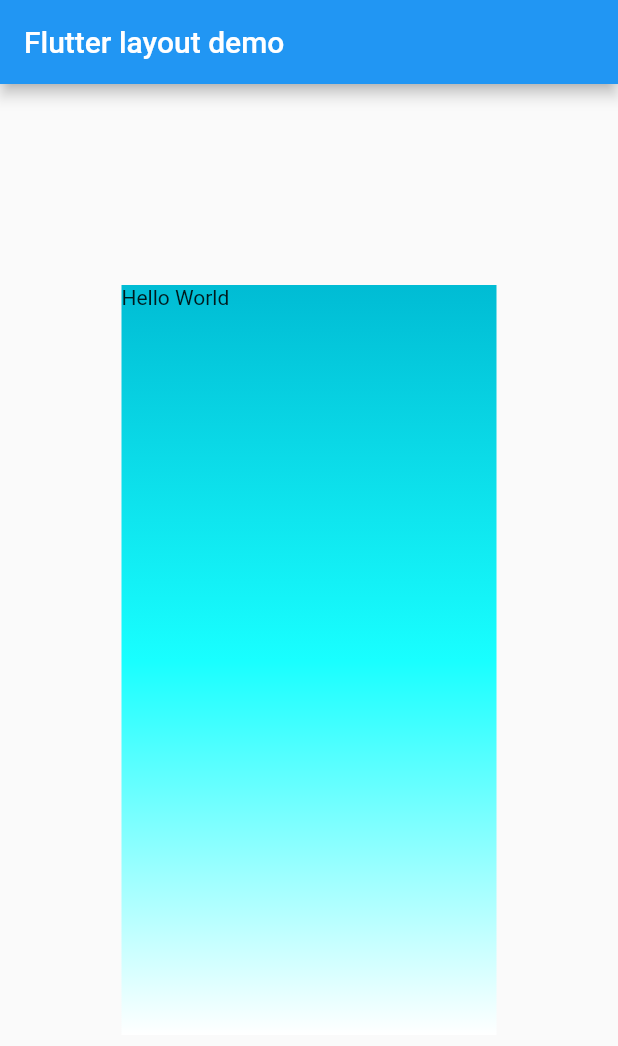
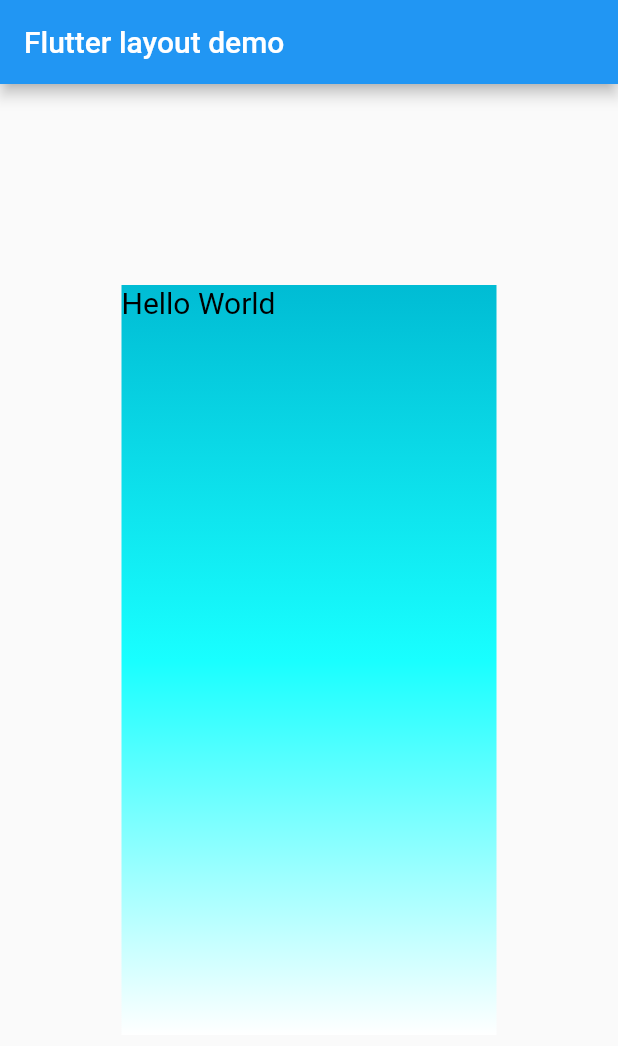
Before and after one commit to Naruse-Kazuki/my_app, a Flutter app: the screen it shows after launch, on a phone screen of 412 x 824 dp. Shown: the top 1046 px of the screen. Run offline on Flutter 3.47's test engine with Material 2 defaults, Android fonts, the phone set to English and light mode, and no system bars.

Commit message:
AddHelloWorldTextStyle

```diff
--- a/lib/main.dart
+++ b/lib/main.dart
@@ -27,8 +27,11 @@ class MyApp extends StatelessWidget {
                 ],
               ),
             ),
-            child: Text('Hello World'),
-          )
+            child: Text(
+                'Hello World',
+            style: TextStyle(color: Colors.black, fontSize: 20.0),
+            ),
+          ),
 //          Column(
 //            mainAxisAlignment: MainAxisAlignment.spaceEvenly,
 //            children:[
```
